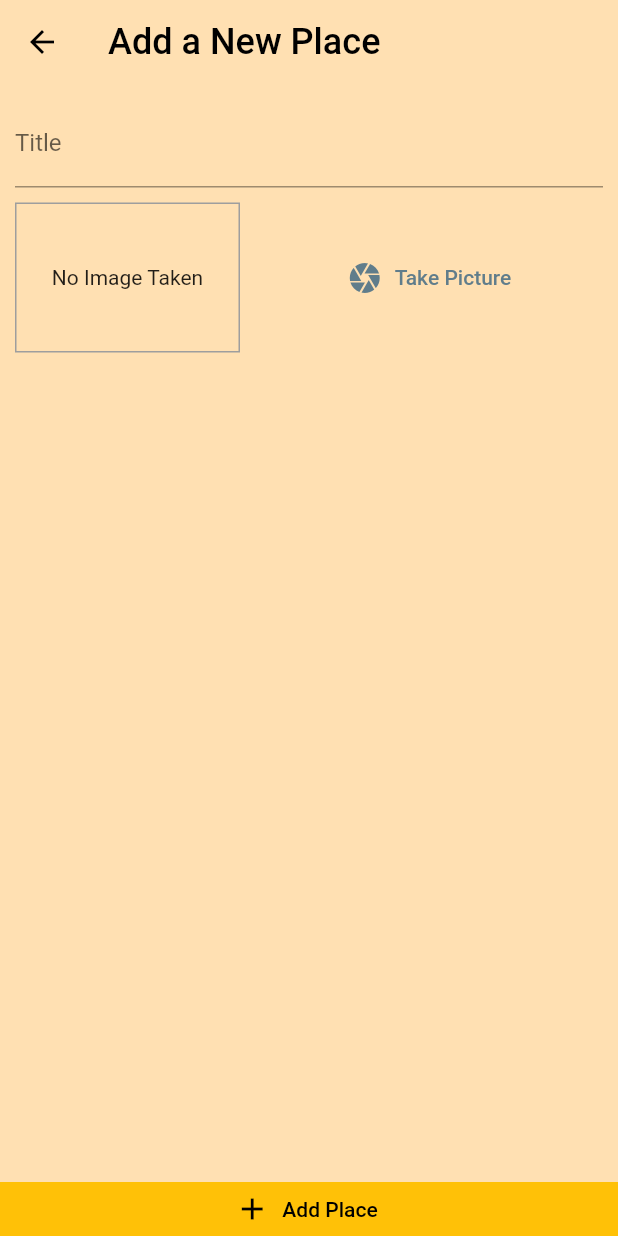
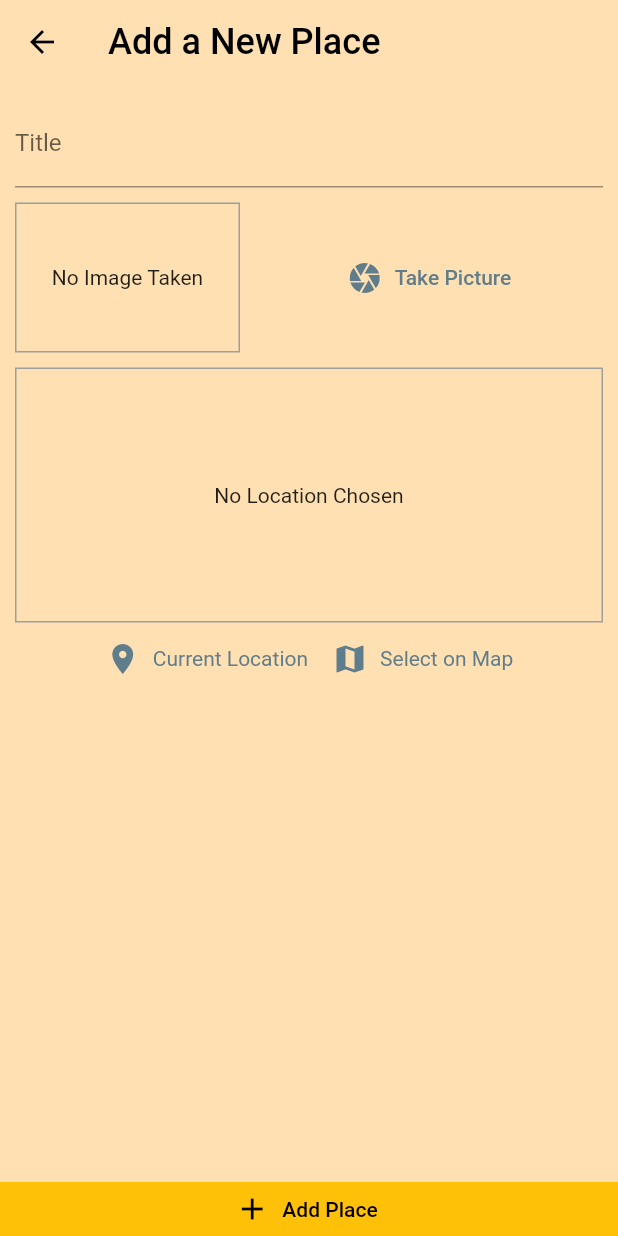
Before and after one commit to AJ8454/Greate-Places, a Flutter app: the AddPlaceScreen screen opened by its route, on a phone screen of 412 x 824 dp. Run offline on Flutter 3.47's test engine with Material 2 defaults, Android fonts, the phone set to English and light mode, and no system bars; our stand-ins replace image_picker, location, sqflite; accounts and stored records are empty.

Commit message:
first commit

```diff
--- a/lib/main.dart
+++ b/lib/main.dart
@@ -1,9 +1,9 @@
 import 'package:flutter/material.dart';
-import '../provider/great_places.dart';
-import '../screens/add_place_screen.dart';
 import 'package:provider/provider.dart';
 
 import 'screens/places_list_screen.dart';
+import '../provider/great_places.dart';
+import '../screens/add_place_screen.dart';
 
 void main() {
   runApp(const MyApp());
--- a/lib/screens/add_place_screen.dart
+++ b/lib/screens/add_place_screen.dart
@@ -4,6 +4,7 @@ import 'package:flutter/material.dart';
 import '../provider/great_places.dart';
 import 'package:provider/provider.dart';
 import '../widgets/image_input.dart';
+import '../widgets/location_input.dart';
 
 class AddPlaceScreen extends StatefulWidget {
   static const routeName = '/addPlace';
@@ -33,7 +34,6 @@ class _AddPlaceScreenState extends State<AddPlaceScreen> {
   @override
   Widget build(BuildContext context) {
     return Scaffold(
-
       appBar: AppBar(
         title: const Text(
           'Add a New Place',
@@ -63,6 +63,8 @@ class _AddPlaceScreenState extends State<AddPlaceScreen> {
                     ),
                     const SizedBox(height: 10),
                     ImageInput(onSelectImage: _selectImage),
+                    const SizedBox(height: 10),
+                    const LocationInput(),
                   ],
                 ),
               ),
--- /dev/null
+++ b/lib/widgets/location_input.dart
@@ -0,0 +1,75 @@
+import 'dart:ui';
+
+import 'package:flutter/material.dart';
+import 'package:location/location.dart';
+
+class LocationInput extends StatefulWidget {
+  const LocationInput({Key? key}) : super(key: key);
+
+  @override
+  _LocationInputState createState() => _LocationInputState();
+}
+
+class _LocationInputState extends State<LocationInput> {
+  String? _previewImageUrl;
+
+  Future<void> _getCurrentUserLoacation() async {
+    final locData = await Location().getLocation();
+    print(locData.latitude);
+    print(locData.longitude);
+  }
+
+  @override
+  Widget build(BuildContext context) {
+    return Column(
+      children: [
+        Container(
+          height: 170,
+          width: double.infinity,
+          alignment: Alignment.center,
+          decoration: BoxDecoration(
+            border: Border.all(
+              width: 1,
+              color: Colors.grey,
+            ),
+          ),
+          child: _previewImageUrl == null
+              ? const Text(
+                  'No Location Chosen',
+                  textAlign: TextAlign.center,
+                )
+              : Image.network(
+                  _previewImageUrl!,
+                  fit: BoxFit.cover,
+                  width: double.infinity,
+                ),
+        ),
+        Row(
+          mainAxisAlignment: MainAxisAlignment.center,
+          children: [
+            TextButton.icon(
+              style: TextButton.styleFrom(
+                textStyle: TextStyle(
+                  color: Theme.of(context).primaryColor,
+                ),
+              ),
+              icon: const Icon(Icons.location_on),
+              label: const Text('Current Location'),
+              onPressed: _getCurrentUserLoacation,
+            ),
+            TextButton.icon(
+              style: TextButton.styleFrom(
+                textStyle: TextStyle(
+                  color: Theme.of(context).primaryColor,
+                ),
+              ),
+              icon: const Icon(Icons.map),
+              label: const Text('Select on Map'),
+              onPressed: () {},
+            ),
+          ],
+        )
+      ],
+    );
+  }
+}
--- a/pubspec.yaml
+++ b/pubspec.yaml
@@ -14,6 +14,7 @@ dependencies:
     sdk: flutter
   flutter_launcher_icons: ^0.9.2
   image_picker: ^0.8.4+3
+  location: ^4.3.0
   path: ^1.8.0
   path_provider: ^2.0.6
   provider: ^6.0.1
```
Also changed, not shown: pubspec.lock, 3 other files.
